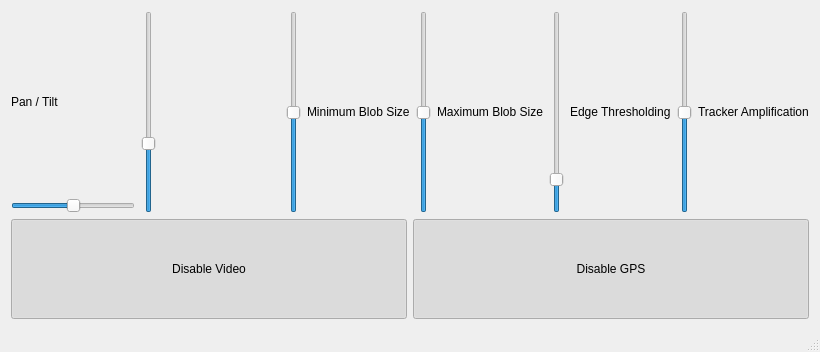
The window that src/ui/ui.ui (zgrannan/plane-tracker) describes before a commit, drawn with Qt 5.
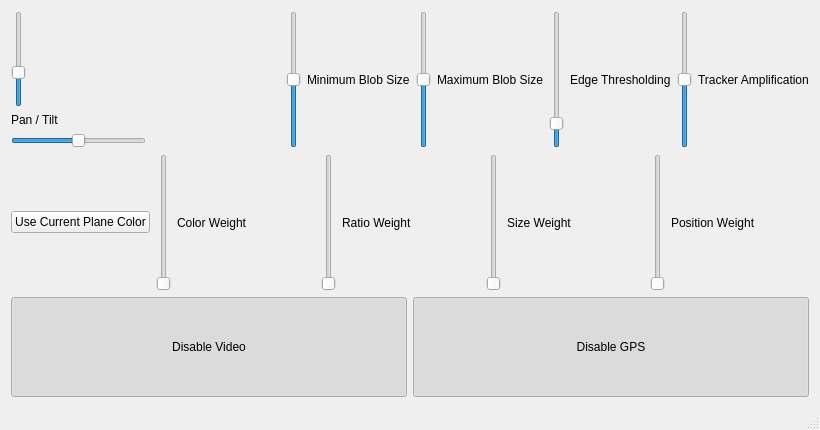
The same window after the commit.

Commit message: Sliders ... Sliders Everywhere

```diff
--- a/src/ui/ui.ui
+++ b/src/ui/ui.ui
@@ -7,7 +7,7 @@
     <x>0</x>
     <y>0</y>
     <width>820</width>
-    <height>352</height>
+    <height>430</height>
    </rect>
   </property>
   <property name="windowTitle">
@@ -21,6 +21,22 @@
        <layout class="QHBoxLayout" name="controls">
         <item>
          <layout class="QVBoxLayout" name="panTiltLayout">
+          <item>
+           <widget class="QSlider" name="tiltSlider">
+            <property name="minimum">
+             <number>-45</number>
+            </property>
+            <property name="maximum">
+             <number>90</number>
+            </property>
+            <property name="value">
+             <number>0</number>
+            </property>
+            <property name="orientation">
+             <enum>Qt::Vertical</enum>
+            </property>
+           </widget>
+          </item>
           <item>
            <widget class="QLabel" name="panTiltLabel">
             <property name="text">
@@ -46,22 +62,6 @@
           </item>
          </layout>
         </item>
-        <item>
-         <widget class="QSlider" name="tiltSlider">
-          <property name="minimum">
-           <number>-45</number>
-          </property>
-          <property name="maximum">
-           <number>90</number>
-          </property>
-          <property name="value">
-           <number>0</number>
-          </property>
-          <property name="orientation">
-           <enum>Qt::Vertical</enum>
-          </property>
-         </widget>
-        </item>
         <item>
          <spacer name="horizontalSpacer">
           <property name="orientation">
@@ -163,6 +163,82 @@
         </item>
        </layout>
       </item>
+      <item>
+       <layout class="QVBoxLayout" name="verticalLayout_2"/>
+      </item>
+      <item>
+       <layout class="QHBoxLayout" name="horizontalLayout_3">
+        <property name="topMargin">
+         <number>0</number>
+        </property>
+        <item>
+         <widget class="QPushButton" name="planeColorButton">
+          <property name="text">
+           <string>Use Current Plane Color</string>
+          </property>
+          <property name="checkable">
+           <bool>true</bool>
+          </property>
+         </widget>
+        </item>
+        <item>
+         <widget class="QSlider" name="colorWeightSlider">
+          <property name="orientation">
+           <enum>Qt::Vertical</enum>
+          </property>
+         </widget>
+        </item>
+        <item>
+         <widget class="QLabel" name="label_3">
+          <property name="text">
+           <string>Color Weight</string>
+          </property>
+         </widget>
+        </item>
+        <item>
+         <widget class="QSlider" name="ratioWeightSlider">
+          <property name="orientation">
+           <enum>Qt::Vertical</enum>
+          </property>
+         </widget>
+        </item>
+        <item>
+         <widget class="QLabel" name="label_4">
+          <property name="text">
+           <string>Ratio Weight</string>
+          </property>
+         </widget>
+        </item>
+        <item>
+         <widget class="QSlider" name="sizeWeightSlider">
+          <property name="orientation">
+           <enum>Qt::Vertical</enum>
+          </property>
+         </widget>
+        </item>
+        <item>
+         <widget class="QLabel" name="label_5">
+          <property name="text">
+           <string>Size Weight</string>
+          </property>
+         </widget>
+        </item>
+        <item>
+         <widget class="QSlider" name="positionWeightSlider">
+          <property name="orientation">
+           <enum>Qt::Vertical</enum>
+          </property>
+         </widget>
+        </item>
+        <item>
+         <widget class="QLabel" name="label_6">
+          <property name="text">
+           <string>Position Weight</string>
+          </property>
+         </widget>
+        </item>
+       </layout>
+      </item>
       <item>
        <layout class="QHBoxLayout" name="horizontalLayout">
         <item>
```
Left out of the diff: 1 changed line with no effect on the pictures. The commit also changes 10 other files.
